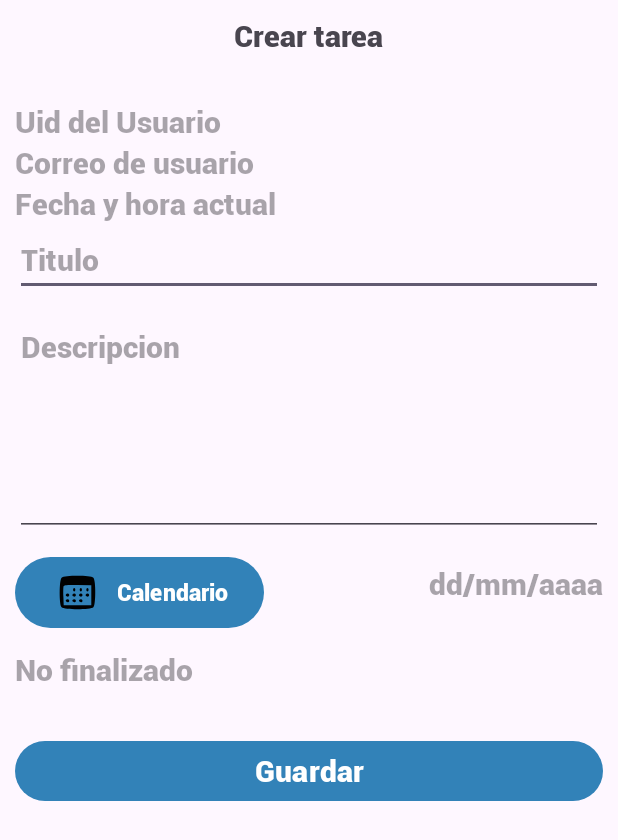
After one commit to Dani063/TaskMaster, an Android app: the CrearTarea screen opened directly, with no data from a screen before it, on a phone screen of 412 x 824 dp. The commit adds this screen. Shown: the top 840 px of the screen. Run offline under Robolectric (Android 15) with nearby library versions, the phone set to English and light mode, and no system bars; our stand-ins replace Firebase (no records; nobody signed in at launch, a user with empty details on screens opened directly).

Commit message:
Menu principal y crear tareas

```diff
--- a/app/src/main/AndroidManifest.xml
+++ b/app/src/main/AndroidManifest.xml
@@ -12,6 +12,9 @@
         android:supportsRtl="true"
         android:theme="@style/Theme.TaskMaster"
         tools:targetApi="31">
+        <activity
+            android:name=".CrearTarea"
+            android:exported="false" />
         <activity
             android:name=".Menu_Principal"
             android:exported="false" />
--- /dev/null
+++ b/app/src/main/java/com/example/taskmaster/CrearTarea.java
@@ -0,0 +1,117 @@
+package com.example.taskmaster;
+
+import android.app.ProgressDialog;
+import android.content.Intent;
+import android.os.Bundle;
+import android.provider.ContactsContract;
+import android.view.View;
+import android.widget.Button;
+import android.widget.EditText;
+import android.widget.TextView;
+import android.widget.Toast;
+
+import androidx.activity.EdgeToEdge;
+import androidx.annotation.NonNull;
+import androidx.appcompat.app.AppCompatActivity;
+import androidx.core.graphics.Insets;
+import androidx.core.view.ViewCompat;
+import androidx.core.view.WindowInsetsCompat;
+
+import com.google.android.gms.tasks.OnFailureListener;
+import com.google.android.gms.tasks.OnSuccessListener;
+import com.google.firebase.auth.FirebaseAuth;
+import com.google.firebase.database.DatabaseReference;
+import com.google.firebase.database.FirebaseDatabase;
+
+import java.util.HashMap;
+
+public class CrearTarea extends AppCompatActivity {
+
+    TextView Uid_Usuario, Correo_usuario, Fecha_hora_actual, Fecha, Estado;
+    Button Btn_Calendario, Guardar;
+    EditText Titulo, Descripcion;
+    String titulo = "", descripcion = "", fecha="";
+    ProgressDialog progressDialog;
+    FirebaseAuth firebaseAuth;
+
+    @Override
+    protected void onCreate(Bundle savedInstanceState) {
+        super.onCreate(savedInstanceState);
+        EdgeToEdge.enable(this);
+        setContentView(R.layout.activity_crear_tarea);
+        ViewCompat.setOnApplyWindowInsetsListener(findViewById(R.id.main), (v, insets) -> {
+            Insets systemBars = insets.getInsets(WindowInsetsCompat.Type.systemBars());
+            v.setPadding(systemBars.left, systemBars.top, systemBars.right, systemBars.bottom);
+            return insets;
+        });
+        Uid_Usuario = findViewById(R.id.Uid_Usuario);
+        Correo_usuario = findViewById(R.id.Correo_usuario);
+        Fecha_hora_actual = findViewById(R.id.Fecha_hora_Actual);
+        Fecha = findViewById(R.id.Fecha);
+        Estado = findViewById(R.id.Estado);
+
+        Btn_Calendario = findViewById(R.id.Btn_Calendario);
+        Guardar = findViewById(R.id.Guardar);
+
+        Titulo = findViewById(R.id.Titulo);
+        Descripcion = findViewById(R.id.Descripcion);
+
+
+
+        Guardar.setOnClickListener(new View.OnClickListener() {
+            @Override
+            public void onClick(View v) {
+                ValidarDatos();
+            }
+        });
+
+    }
+
+    private void ValidarDatos() {
+
+        titulo = Titulo.getText().toString();
+        descripcion = Descripcion.getText().toString();
+        fecha = Fecha.getText().toString();
+        if (descripcion.isEmpty()){
+            descripcion = "Vacio";
+            Descripcion.setText(descripcion);
+        }
+        if (titulo.isEmpty()){
+            Toast.makeText(this, "Escribe un titulo", Toast.LENGTH_SHORT).show();
+        }
+        else {
+            CrearNuevaTarea();
+        }
+    }
+
+    private void CrearNuevaTarea() {
+        progressDialog.setMessage("Creando Tarea...");
+        progressDialog.show();
+
+        String Tid = firebaseAuth.getUid();
+
+        HashMap<String,String> Datos = new HashMap<>();
+        Datos.put("Tid", Tid);
+        Datos.put("titulo", titulo);
+        Datos.put("descripcion", descripcion);
+        Datos.put("fecha", fecha);
+
+        //crear tarea en firebase
+        DatabaseReference databaseReference = FirebaseDatabase.getInstance().getReference("Tareas");
+
+        databaseReference.child(Tid).setValue(Datos).addOnSuccessListener(new OnSuccessListener<Void>() {
+            @Override
+            public void onSuccess(Void unused) {
+                progressDialog.dismiss();
+                Toast.makeText(CrearTarea.this,"Nueva Tarea!", Toast.LENGTH_SHORT).show();
+                startActivity(new Intent(CrearTarea.this,Menu_Principal.class));
+            }
+        }).addOnFailureListener(new OnFailureListener() {
+            @Override
+            public void onFailure(@NonNull Exception e) {
+                progressDialog.dismiss();
+                Toast.makeText(CrearTarea.this, ""+e.getMessage(), Toast.LENGTH_SHORT).show();
+            }
+        });
+    }
+}
--- a/app/src/main/java/com/example/taskmaster/Registro.java
+++ b/app/src/main/java/com/example/taskmaster/Registro.java
@@ -60,7 +60,6 @@ public class Registro extends AppCompatActivity {
         RegistrarUsuario = findViewById(R.id.RegistrarUsuario);
         TengounacuentaTXT = findViewById(R.id.Tengounacuenta);
 
-        System.out.println("Traza");
         firebaseAuth = FirebaseAuth.getInstance();
 
         progressDialog = new ProgressDialog(Registro.this);
--- /dev/null
+++ b/app/src/main/res/drawable/icons8_calendario_48__1_.xml
@@ -0,0 +1,25 @@
+<vector xmlns:android="http://schemas.android.com/apk/res/android" android:height="35dp" android:viewportHeight="48" android:viewportWidth="48" android:width="35dp">
+
+    <path android:fillColor="#000000" android:pathData="M9.6,10.6c-2.3,2.3 -2.3,24.5 0,26.8 2.3,2.3 26.5,2.3 28.8,-0 2.3,-2.3 2.3,-24.5 0,-26.8 -2.3,-2.3 -26.5,-2.3 -28.8,-0zM36.5,26.5l0,9 -12.5,-0 -12.5,-0 -0.3,-7.9c-0.2,-4.4 -0.1,-8.5 0.2,-9.3 0.4,-1.1 3.2,-1.3 12.8,-1.1l12.3,0.3 0,9z" android:strokeColor="#00000000"/>
+
+    <path android:fillColor="#000000" android:pathData="M20,21.5c0,0.8 0.5,1.5 1,1.5 0.6,-0 1,-0.7 1,-1.5 0,-0.8 -0.4,-1.5 -1,-1.5 -0.5,-0 -1,0.7 -1,1.5z" android:strokeColor="#00000000"/>
+
+    <path android:fillColor="#000000" android:pathData="M26,21.5c0,0.8 0.5,1.5 1,1.5 0.6,-0 1,-0.7 1,-1.5 0,-0.8 -0.4,-1.5 -1,-1.5 -0.5,-0 -1,0.7 -1,1.5z" android:strokeColor="#00000000"/>
+
+    <path android:fillColor="#000000" android:pathData="M32,21.5c0,0.8 0.5,1.5 1,1.5 0.6,-0 1,-0.7 1,-1.5 0,-0.8 -0.4,-1.5 -1,-1.5 -0.5,-0 -1,0.7 -1,1.5z" android:strokeColor="#00000000"/>
+
+    <path android:fillColor="#000000" android:pathData="M13.5,25.9c-0.7,1.2 1.2,2.4 2.5,1.6 1.1,-0.7 0.4,-2.5 -1,-2.5 -0.5,-0 -1.1,0.4 -1.5,0.9z" android:strokeColor="#00000000"/>
+
+    <path android:fillColor="#000000" android:pathData="M19.5,25.9c-0.7,1.2 1.2,2.4 2.5,1.6 1.1,-0.7 0.4,-2.5 -1,-2.5 -0.5,-0 -1.1,0.4 -1.5,0.9z" android:strokeColor="#00000000"/>
+
+    <path android:fillColor="#000000" android:pathData="M25.5,25.9c-0.7,1.2 1.2,2.4 2.5,1.6 1.1,-0.7 0.4,-2.5 -1,-2.5 -0.5,-0 -1.1,0.4 -1.5,0.9z" android:strokeColor="#00000000"/>
+
+    <path android:fillColor="#000000" android:pathData="M31.5,25.9c-0.7,1.2 1.2,2.4 2.5,1.6 1.1,-0.7 0.4,-2.5 -1,-2.5 -0.5,-0 -1.1,0.4 -1.5,0.9z" android:strokeColor="#00000000"/>
+
+    <path android:fillColor="#000000" android:pathData="M13.5,30.9c-0.7,1.2 1.2,2.4 2.5,1.6 1.1,-0.7 0.4,-2.5 -1,-2.5 -0.5,-0 -1.1,0.4 -1.5,0.9z" android:strokeColor="#00000000"/>
+
+    <path android:fillColor="#000000" android:pathData="M19.5,30.9c-0.7,1.2 1.2,2.4 2.5,1.6 1.1,-0.7 0.4,-2.5 -1,-2.5 -0.5,-0 -1.1,0.4 -1.5,0.9z" android:strokeColor="#00000000"/>
+
+    <path android:fillColor="#000000" android:pathData="M25.5,30.9c-0.7,1.2 1.2,2.4 2.5,1.6 1.1,-0.7 0.4,-2.5 -1,-2.5 -0.5,-0 -1.1,0.4 -1.5,0.9z" android:strokeColor="#00000000"/>
+
+</vector>
--- /dev/null
+++ b/app/src/main/res/layout/activity_crear_tarea.xml
@@ -0,0 +1,116 @@
+<?xml version="1.0" encoding="utf-8"?>
+<ScrollView
+    xmlns:android="http://schemas.android.com/apk/res/android"
+    xmlns:app="http://schemas.android.com/apk/res-auto"
+    xmlns:tools="http://schemas.android.com/tools"
+    android:id="@+id/main"
+    android:layout_width="match_parent"
+    android:layout_height="match_parent"
+    tools:context=".CrearTarea">
+
+    <androidx.appcompat.widget.LinearLayoutCompat
+        android:layout_width="match_parent"
+        android:layout_height="wrap_content"
+        android:orientation="vertical"
+        android:padding="10dp">
+
+        <TextView
+            android:layout_width="wrap_content"
+            android:layout_height="wrap_content"
+            android:textSize="20sp"
+            android:text="@string/CrearTarea"
+            android:fontFamily="@font/robotoblack"
+            android:layout_gravity="center"/>
+
+        <TextView
+            android:layout_marginTop="30sp"
+            android:hint="@string/Uid_Usuario"
+            android:id="@+id/Uid_Usuario"
+            android:layout_width="wrap_content"
+            android:layout_height="wrap_content"
+            android:textSize="20sp"
+            android:fontFamily="@font/robotoblack"/>
+        <TextView
+            android:hint="@string/Correo_usuario"
+            android:id="@+id/Correo_usuario"
+            android:layout_width="wrap_content"
+            android:layout_height="wrap_content"
+            android:textSize="20sp"
+            android:fontFamily="@font/robotoblack"/>
+        <TextView
+            android:hint="@string/Fecha_hora_actual"
+            android:id="@+id/Fecha_hora_Actual"
+            android:layout_width="wrap_content"
+            android:layout_height="wrap_content"
+            android:textSize="20sp"
+            android:fontFamily="@font/robotoblack"/>
+
+        <EditText
+            android:layout_width="match_parent"
+            android:layout_height="wrap_content"
+            android:hint="@string/Titulo"
+            android:id="@+id/Titulo"
+            android:inputType="textCapWords"
+            android:textSize="20sp"
+            android:fontFamily="@font/robotoblack"/>
+
+        <EditText
+            android:layout_width="match_parent"
+            android:layout_height="wrap_content"
+            android:hint="@string/Descripcion"
+            android:id="@+id/Descripcion"
+            android:inputType="textCapWords"
+            android:textSize="20sp"
+            android:layout_marginTop="10dp"
+            android:fontFamily="@font/robotoblack"
+            android:minHeight="150dp"
+            android:gravity="start"/>
+
+        <androidx.appcompat.widget.LinearLayoutCompat
+            android:layout_width="match_parent"
+            android:layout_height="wrap_content"
+            android:layout_marginTop="10dp"
+            android:orientation="vertical">
+
+            <Button
+                android:layout_width="wrap_content"
+                android:layout_height="wrap_content"
+                android:text="@string/Btn_Calendario"
+                android:id="@+id/Btn_Calendario"
+                android:fontFamily="@font/robotoblack"
+                android:drawableLeft="@drawable/icons8_calendario_48__1_"
+                android:textSize="15sp"/>
+
+            <TextView
+                android:layout_width="wrap_content"
+                android:layout_height="wrap_content"
+                android:hint="@string/Fecha"
+                android:id="@+id/Fecha"
+                android:layout_marginStart="15dp"
+                android:fontFamily="@font/robotoblack"
+                android:textSize="20sp"
+                android:layout_marginTop="-47dp"
+                android:layout_gravity="end"/>
+
+        </androidx.appcompat.widget.LinearLayoutCompat>
+
+        <TextView
+            android:layout_width="wrap_content"
+            android:layout_height="wrap_content"
+            android:hint="@string/Estado"
+            android:id="@+id/Estado"
+            android:textSize="20sp"
+            android:layout_marginTop="10sp"
+            android:fontFamily="@font/robotoblack"/>
+
+        <Button
+            android:layout_width="match_parent"
+            android:layout_height="wrap_content"
+            android:text="@string/Btn_RegistraNota"
+            android:id="@+id/Guardar"
+            android:textSize="20sp"
+            android:fontFamily="@font/robotoblack"
+            android:layout_marginTop="30dp"/>
+
+    </androidx.appcompat.widget.LinearLayoutCompat>
+</ScrollView>
--- a/app/src/main/res/values/colors.xml
+++ b/app/src/main/res/values/colors.xml
@@ -3,6 +3,7 @@
     <color name="black">#FF000000</color>
     <color name="white">#FFFFFFFF</color>
 
-    <color name="colorPrimary">#0271ee</color>
-    <color name="colorPrimaryDark">#0a02ee</color>
+    <color name="colorPrimary">#3282B8</color>
+    <color name="colorPrimaryDark">#0F4C75</color>
+    <color name="colorPrimaryLight">#BBE1FA</color>
 </resources>
--- a/app/src/main/res/values/strings.xml
+++ b/app/src/main/res/values/strings.xml
@@ -19,6 +19,7 @@
     <string name="BienvenidoPrincipal">Bienvenido</string>
     <string name="NombresPrincipal"> -- </string>
     <string name="CorreoPrincipal"> -- </string>
+    <string name="AgregaNota">+</string>
 
     <!-- LogIn -->
     <string name="CorreoLogin">Correo electronico</string>
@@ -27,4 +28,16 @@
     <string name="NuevoUsuario">No tienes cuenta? Registrate aqui!</string>
     <string name="LoginTXT">Log In</string>
 
+    <!-- Agregar Tarea -->
+    <string name="Uid_Usuario">Uid del Usuario</string>
+    <string name="Correo_usuario">Correo de usuario</string>
+    <string name="Fecha_hora_actual">Fecha y hora actual</string>
+    <string name="Titulo">Titulo</string>
+    <string name="Descripcion">Descripcion</string>
+    <string name="Btn_Calendario">Calendario</string>
+    <string name="Fecha">dd/mm/aaaa</string>
+    <string name="Estado">No finalizado</string>
+    <string name="Btn_RegistraNota">Guardar</string>
+    <string name="CrearTarea">Crear tarea</string>
+
 </resources>
```
Also changed, not shown: app/src/main/java/com/example/taskmaster/Menu_Principal.java (+65 -1 lines), app/src/main/res/layout/activity_menu_principal.xml (+55 -1 lines).
